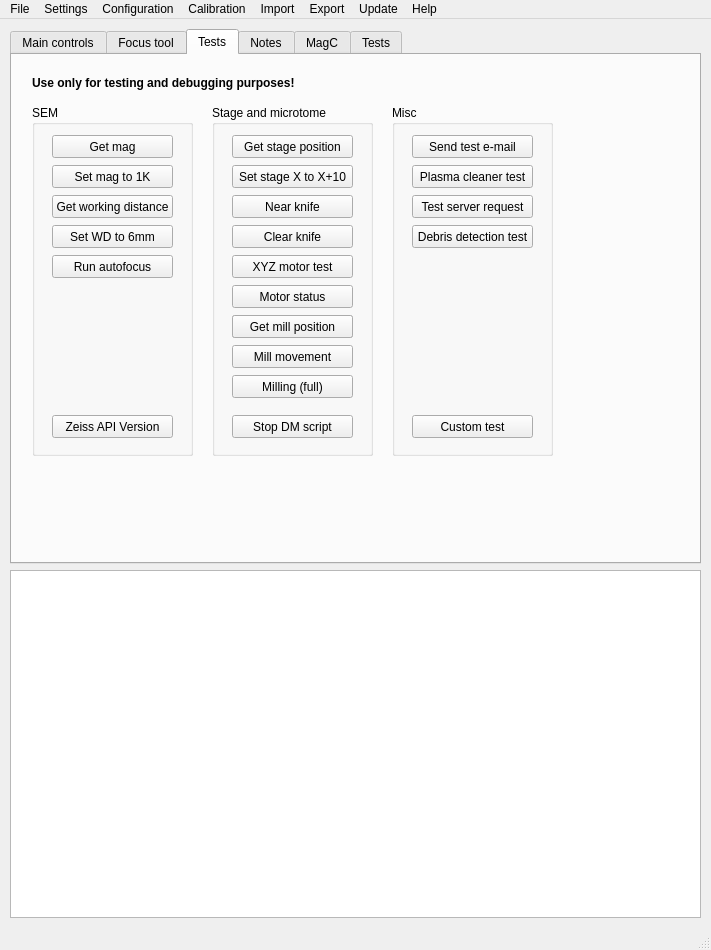
Above: gui/main_window.ui from SBEMimage/SBEMimage before the change. Below: the same form after it.
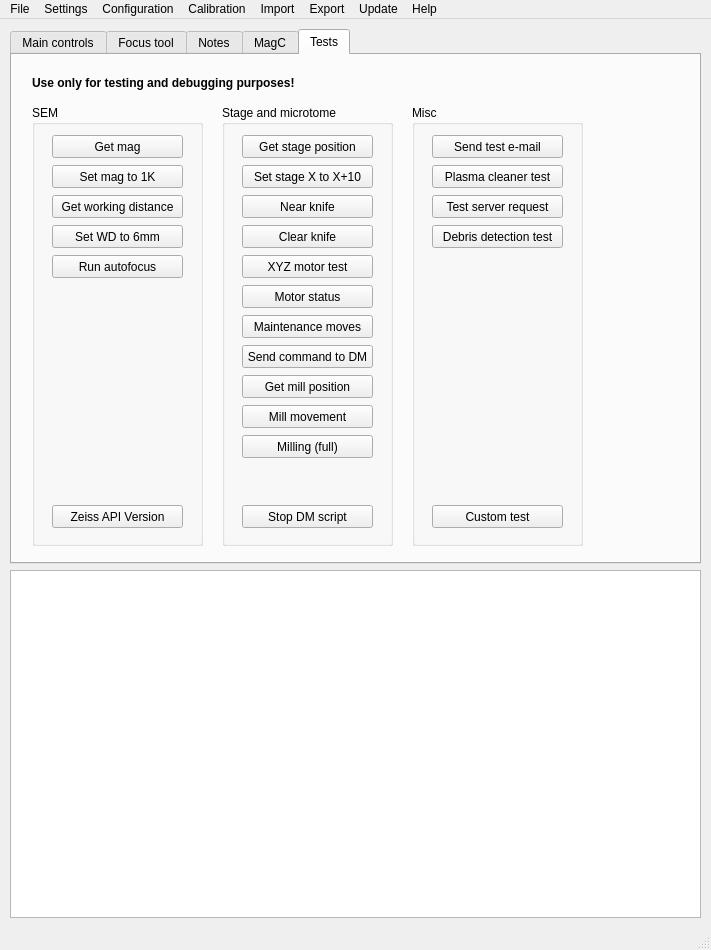
That is the form after the change. The open tabs and pages were chosen to show the change.

Commit message: Remove duplicated tests tab in Main Controls

Diff of the .ui file:
```diff
--- a/gui/main_window.ui
+++ b/gui/main_window.ui
@@ -1753,355 +1753,6 @@
         </property>
        </widget>
       </widget>
-      <widget class="QWidget" name="comTests">
-       <attribute name="title">
-        <string>Tests</string>
-       </attribute>
-       <widget class="QLabel" name="label_3">
-        <property name="geometry">
-         <rect>
-          <x>20</x>
-          <y>20</y>
-          <width>311</width>
-          <height>16</height>
-         </rect>
-        </property>
-        <property name="font">
-         <font>
-          <weight>75</weight>
-          <bold>true</bold>
-         </font>
-        </property>
-        <property name="text">
-         <string>Use only for testing and debugging purposes!</string>
-        </property>
-       </widget>
-       <widget class="QGroupBox" name="groupBox_4">
-        <property name="geometry">
-         <rect>
-          <x>20</x>
-          <y>50</y>
-          <width>161</width>
-          <height>351</height>
-         </rect>
-        </property>
-        <property name="title">
-         <string>SEM</string>
-        </property>
-        <widget class="QPushButton" name="pushButton_testGetMag">
-         <property name="geometry">
-          <rect>
-           <x>20</x>
-           <y>30</y>
-           <width>121</width>
-           <height>23</height>
-          </rect>
-         </property>
-         <property name="text">
-          <string>Get mag</string>
-         </property>
-        </widget>
-        <widget class="QPushButton" name="pushButton_testSetMag">
-         <property name="geometry">
-          <rect>
-           <x>20</x>
-           <y>60</y>
-           <width>121</width>
-           <height>23</height>
-          </rect>
-         </property>
-         <property name="text">
-          <string>Set mag to 1K</string>
-         </property>
-        </widget>
-        <widget class="QPushButton" name="pushButton_testZeissAPIVersion">
-         <property name="geometry">
-          <rect>
-           <x>20</x>
-           <y>310</y>
-           <width>121</width>
-           <height>23</height>
-          </rect>
-         </property>
-         <property name="text">
-          <string>Zeiss API Version</string>
-         </property>
-        </widget>
-        <widget class="QPushButton" name="pushButton_testGetFocus">
-         <property name="geometry">
-          <rect>
-           <x>20</x>
-           <y>90</y>
-           <width>121</width>
-           <height>23</height>
-          </rect>
-         </property>
-         <property name="text">
-          <string>Get working distance</string>
-         </property>
-        </widget>
-        <widget class="QPushButton" name="pushButton_testSetFocus">
-         <property name="geometry">
-          <rect>
-           <x>20</x>
-           <y>120</y>
-           <width>121</width>
-           <height>23</height>
-          </rect>
-         </property>
-         <property name="text">
-          <string>Set WD to 6mm</string>
-         </property>
-        </widget>
-        <widget class="QPushButton" name="pushButton_testRunAutofocus">
-         <property name="geometry">
-          <rect>
-           <x>20</x>
-           <y>150</y>
-           <width>121</width>
-           <height>23</height>
-          </rect>
-         </property>
-         <property name="text">
-          <string>Run autofocus</string>
-         </property>
-        </widget>
-       </widget>
-       <widget class="QGroupBox" name="groupBox_6">
-        <property name="geometry">
-         <rect>
-          <x>200</x>
-          <y>50</y>
-          <width>161</width>
-          <height>351</height>
-         </rect>
-        </property>
-        <property name="title">
-         <string>Stage and microtome</string>
-        </property>
-        <widget class="QPushButton" name="pushButton_testGetStage">
-         <property name="geometry">
-          <rect>
-           <x>20</x>
-           <y>30</y>
-           <width>121</width>
-           <height>23</height>
-          </rect>
-         </property>
-         <property name="text">
-          <string>Get stage position</string>
-         </property>
-        </widget>
-        <widget class="QPushButton" name="pushButton_testSetStage">
-         <property name="geometry">
-          <rect>
-           <x>20</x>
-           <y>60</y>
-           <width>121</width>
-           <height>23</height>
-          </rect>
-         </property>
-         <property name="text">
-          <string>Set stage X to X+10</string>
-         </property>
-        </widget>
-        <widget class="QPushButton" name="pushButton_testNearKnife">
-         <property name="geometry">
-          <rect>
-           <x>20</x>
-           <y>90</y>
-           <width>121</width>
-           <height>23</height>
-          </rect>
-         </property>
-         <property name="text">
-          <string>Near knife</string>
-         </property>
-        </widget>
-        <widget class="QPushButton" name="pushButton_testStopDMScript">
-         <property name="geometry">
-          <rect>
-           <x>20</x>
-           <y>310</y>
-           <width>121</width>
-           <height>23</height>
-          </rect>
-         </property>
-         <property name="text">
-          <string>Stop DM script</string>
-         </property>
-        </widget>
-        <widget class="QPushButton" name="pushButton_testClearKnife">
-         <property name="geometry">
-          <rect>
-           <x>20</x>
-           <y>120</y>
-           <width>121</width>
-           <height>23</height>
-          </rect>
-         </property>
-         <property name="text">
-          <string>Clear knife</string>
-         </property>
-        </widget>
-        <widget class="QPushButton" name="pushButton_testMotors">
-         <property name="geometry">
-          <rect>
-           <x>20</x>
-           <y>150</y>
-           <width>121</width>
-           <height>23</height>
-          </rect>
-         </property>
-         <property name="text">
-          <string>XYZ motor test</string>
-         </property>
-        </widget>
-        <widget class="QPushButton" name="pushButton_testSendCommand">
-         <property name="geometry">
-          <rect>
-           <x>20</x>
-           <y>210</y>
-           <width>121</width>
-           <height>23</height>
-          </rect>
-         </property>
-         <property name="text">
-          <string>Send command to DM</string>
-         </property>
-        </widget>
-        <widget class="QPushButton" name="pushButton_testMotorStatusDlg">
-         <property name="geometry">
-          <rect>
-           <x>20</x>
-           <y>180</y>
-           <width>121</width>
-           <height>23</height>
-          </rect>
-         </property>
-         <property name="text">
-          <string>Motor status</string>
-         </property>
-        </widget>
-        <widget class="QPushButton" name="pushButton_testGetMillPos">
-         <property name="geometry">
-          <rect>
-           <x>20</x>
-           <y>210</y>
-           <width>121</width>
-           <height>23</height>
-          </rect>
-         </property>
-         <property name="text">
-          <string>Get mill position</string>
-         </property>
-        </widget>
-        <widget class="QPushButton" name="pushButton_testMillMov">
-         <property name="geometry">
-          <rect>
-           <x>20</x>
-           <y>240</y>
-           <width>121</width>
-           <height>23</height>
-          </rect>
-         </property>
-         <property name="text">
-          <string>Mill movement</string>
-         </property>
-        </widget>
-        <widget class="QPushButton" name="pushButton_testMilling">
-         <property name="geometry">
-          <rect>
-           <x>20</x>
-           <y>270</y>
-           <width>121</width>
-           <height>23</height>
-          </rect>
-         </property>
-         <property name="text">
-          <string>Milling (full)</string>
-         </property>
-        </widget>
-       </widget>
-       <widget class="QGroupBox" name="groupBox_7">
-        <property name="geometry">
-         <rect>
-          <x>380</x>
-          <y>50</y>
-          <width>161</width>
-          <height>351</height>
-         </rect>
-        </property>
-        <property name="title">
-         <string>Misc</string>
-        </property>
-        <widget class="QPushButton" name="pushButton_testSendEMail">
-         <property name="geometry">
-          <rect>
-           <x>20</x>
-           <y>30</y>
-           <width>121</width>
-           <height>23</height>
-          </rect>
-         </property>
-         <property name="text">
-          <string>Send test e-mail</string>
-         </property>
-        </widget>
-        <widget class="QPushButton" name="pushButton_testPlasmaCleaner">
-         <property name="geometry">
-          <rect>
-           <x>20</x>
-           <y>60</y>
-           <width>121</width>
-           <height>23</height>
-          </rect>
-         </property>
-         <property name="text">
-          <string>Plasma cleaner test</string>
-         </property>
-        </widget>
-        <widget class="QPushButton" name="pushButton_testServerRequest">
-         <property name="geometry">
-          <rect>
-           <x>20</x>
-           <y>90</y>
-           <width>121</width>
-           <height>23</height>
-          </rect>
-         </property>
-         <property name="text">
-          <string>Test server request</string>
-         </property>
-        </widget>
-        <widget class="QPushButton" name="pushButton_testCustom">
-         <property name="geometry">
-          <rect>
-           <x>20</x>
-           <y>310</y>
-           <width>121</width>
-           <height>23</height>
-          </rect>
-         </property>
-         <property name="text">
-          <string>Custom test</string>
-         </property>
-        </widget>
-        <widget class="QPushButton" name="pushButton_testDebrisDetection">
-         <property name="geometry">
-          <rect>
-           <x>20</x>
-           <y>120</y>
-           <width>121</width>
-           <height>23</height>
-          </rect>
-         </property>
-         <property name="text">
-          <string>Debris detection test</string>
-         </property>
-        </widget>
-       </widget>
-      </widget>
       <widget class="QWidget" name="tab_Notes">
        <attribute name="title">
         <string>Notes</string>
@@ -2893,6 +2544,45 @@
           <string>Maintenance moves</string>
          </property>
         </widget>
+        <widget class="QPushButton" name="pushButton_testMillMov">
+         <property name="geometry">
+          <rect>
+           <x>20</x>
+           <y>300</y>
+           <width>131</width>
+           <height>23</height>
+          </rect>
+         </property>
+         <property name="text">
+          <string>Mill movement</string>
+         </property>
+        </widget>
+        <widget class="QPushButton" name="pushButton_testMilling">
+         <property name="geometry">
+          <rect>
+           <x>20</x>
+           <y>330</y>
+           <width>131</width>
+           <height>23</height>
+          </rect>
+         </property>
+         <property name="text">
+          <string>Milling (full)</string>
+         </property>
+        </widget>
+        <widget class="QPushButton" name="pushButton_testGetMillPos">
+         <property name="geometry">
+          <rect>
+           <x>20</x>
+           <y>270</y>
+           <width>131</width>
+           <height>23</height>
+          </rect>
+         </property>
+         <property name="text">
+          <string>Get mill position</string>
+         </property>
+        </widget>
        </widget>
        <widget class="QGroupBox" name="groupBox_7">
         <property name="geometry">
```
Left out of the diff: 19 changed lines with no effect on the pictures.
